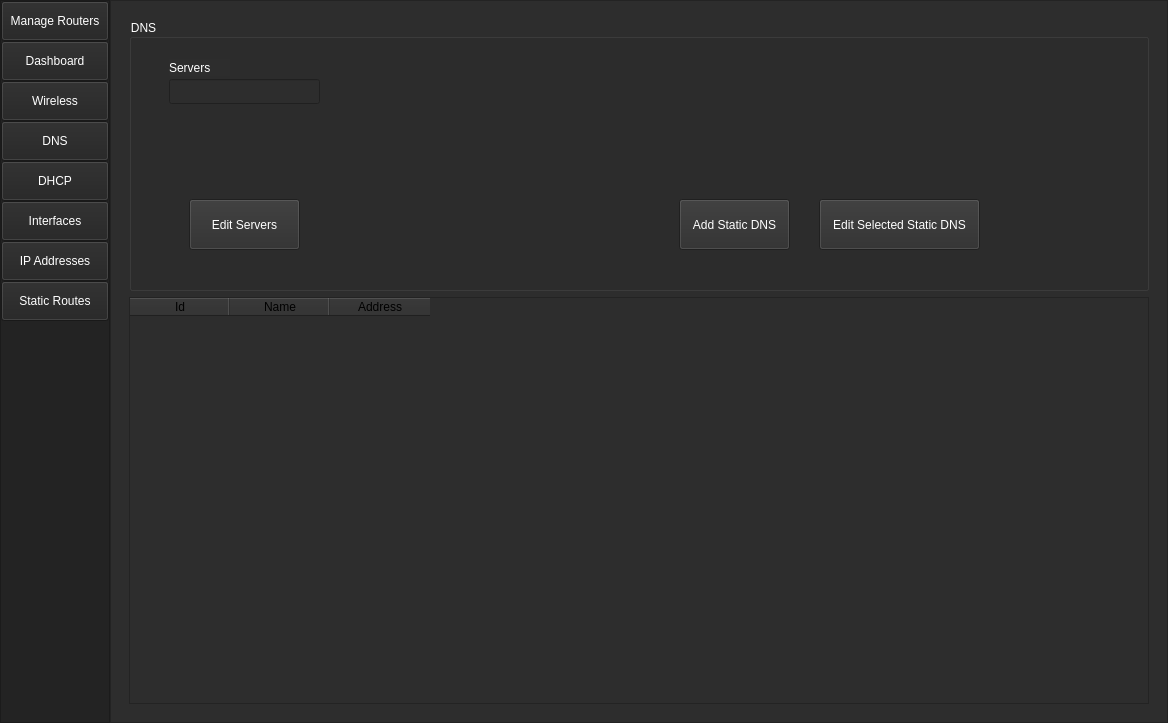
Old version of the form UI/ui_main.ui in the repository monico18/LTI-SDN-Controller.
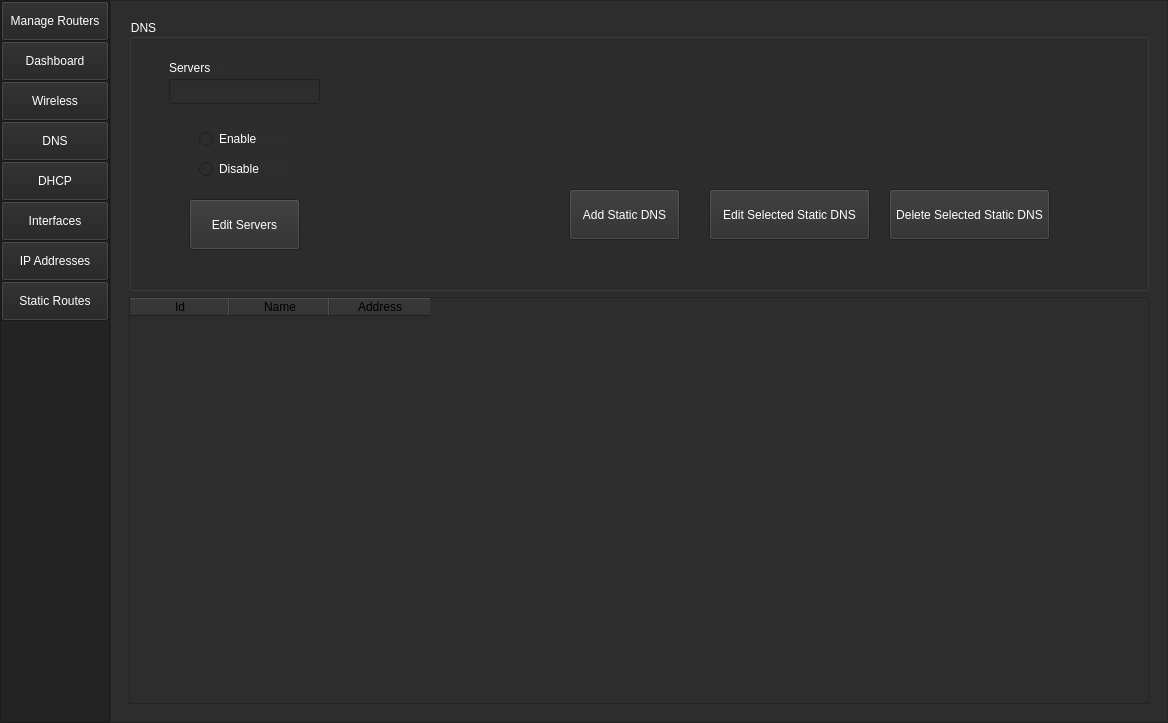
New version of the form. The open tabs and pages were chosen to show the change.

Commit message: Minor Tweaks, falta Mudar DNS e ativar ou desativar uma checkBox

Patch:
```diff
--- a/UI/ui_main.ui
+++ b/UI/ui_main.ui
@@ -5702,8 +5702,8 @@
                 <widget class="QPushButton" name="btn_add_dns">
                  <property name="geometry">
                   <rect>
-                   <x>550</x>
-                   <y>180</y>
+                   <x>440</x>
+                   <y>170</y>
                    <width>111</width>
                    <height>51</height>
                   </rect>
@@ -5833,8 +5833,8 @@
                 <widget class="QPushButton" name="btn_edit_dns">
                  <property name="geometry">
                   <rect>
-                   <x>690</x>
-                   <y>180</y>
+                   <x>580</x>
+                   <y>170</y>
                    <width>161</width>
                    <height>51</height>
                   </rect>
@@ -6471,6 +6471,399 @@
                   <string>Edit Servers</string>
                  </property>
                 </widget>
+                <widget class="QPushButton" name="btn_delete_dns">
+                 <property name="geometry">
+                  <rect>
+                   <x>760</x>
+                   <y>170</y>
+                   <width>161</width>
+                   <height>51</height>
+                  </rect>
+                 </property>
+                 <property name="palette">
+                  <palette>
+                   <active>
+                    <colorrole role="Button">
+                     <brush brushstyle="SolidPattern">
+                      <color alpha="255">
+                       <red>45</red>
+                       <green>45</green>
+                       <blue>45</blue>
+                      </color>
+                     </brush>
+                    </colorrole>
+                    <colorrole role="ButtonText">
+                     <brush brushstyle="SolidPattern">
+                      <color alpha="255">
+                       <red>255</red>
+                       <green>255</green>
+                       <blue>255</blue>
+                      </color>
+                     </brush>
+                    </colorrole>
+                    <colorrole role="Base">
+                     <brush brushstyle="SolidPattern">
+                      <color alpha="255">
+                       <red>45</red>
+                       <green>45</green>
+                       <blue>45</blue>
+                      </color>
+                     </brush>
+                    </colorrole>
+                    <colorrole role="Window">
+                     <brush brushstyle="SolidPattern">
+                      <color alpha="255">
+                       <red>45</red>
+                       <green>45</green>
+                       <blue>45</blue>
+                      </color>
+                     </brush>
+                    </colorrole>
+                   </active>
+                   <inactive>
+                    <colorrole role="Button">
+                     <brush brushstyle="SolidPattern">
+                      <color alpha="255">
+                       <red>45</red>
+                       <green>45</green>
+                       <blue>45</blue>
+                      </color>
+                     </brush>
+                    </colorrole>
+                    <colorrole role="ButtonText">
+                     <brush brushstyle="SolidPattern">
+                      <color alpha="255">
+                       <red>255</red>
+                       <green>255</green>
+                       <blue>255</blue>
+                      </color>
+                     </brush>
+                    </colorrole>
+                    <colorrole role="Base">
+                     <brush brushstyle="SolidPattern">
+                      <color alpha="255">
+                       <red>45</red>
+                       <green>45</green>
+                       <blue>45</blue>
+                      </color>
+                     </brush>
+                    </colorrole>
+                    <colorrole role="Window">
+                     <brush brushstyle="SolidPattern">
+                      <color alpha="255">
+                       <red>45</red>
+                       <green>45</green>
+                       <blue>45</blue>
+                      </color>
+                     </brush>
+                    </colorrole>
+                   </inactive>
+                   <disabled>
+                    <colorrole role="Button">
+                     <brush brushstyle="SolidPattern">
+                      <color alpha="255">
+                       <red>45</red>
+                       <green>45</green>
+                       <blue>45</blue>
+                      </color>
+                     </brush>
+                    </colorrole>
+                    <colorrole role="ButtonText">
+                     <brush brushstyle="SolidPattern">
+                      <color alpha="255">
+                       <red>120</red>
+                       <green>120</green>
+                       <blue>120</blue>
+                      </color>
+                     </brush>
+                    </colorrole>
+                    <colorrole role="Base">
+                     <brush brushstyle="SolidPattern">
+                      <color alpha="255">
+                       <red>45</red>
+                       <green>45</green>
+                       <blue>45</blue>
+                      </color>
+                     </brush>
+                    </colorrole>
+                    <colorrole role="Window">
+                     <brush brushstyle="SolidPattern">
+                      <color alpha="255">
+                       <red>45</red>
+                       <green>45</green>
+                       <blue>45</blue>
+                      </color>
+                     </brush>
+                    </colorrole>
+                   </disabled>
+                  </palette>
+                 </property>
+                 <property name="text">
+                  <string>Delete Selected Static DNS</string>
+                 </property>
+                </widget>
+                <widget class="QRadioButton" name="radio_disable">
+                 <property name="geometry">
+                  <rect>
+                   <x>70</x>
+                   <y>140</y>
+                   <width>95</width>
+                   <height>20</height>
+                  </rect>
+                 </property>
+                 <property name="palette">
+                  <palette>
+                   <active>
+                    <colorrole role="WindowText">
+                     <brush brushstyle="SolidPattern">
+                      <color alpha="255">
+                       <red>255</red>
+                       <green>255</green>
+                       <blue>255</blue>
+                      </color>
+                     </brush>
+                    </colorrole>
+                    <colorrole role="Button">
+                     <brush brushstyle="SolidPattern">
+                      <color alpha="255">
+                       <red>45</red>
+                       <green>45</green>
+                       <blue>45</blue>
+                      </color>
+                     </brush>
+                    </colorrole>
+                    <colorrole role="Base">
+                     <brush brushstyle="SolidPattern">
+                      <color alpha="255">
+                       <red>45</red>
+                       <green>45</green>
+                       <blue>45</blue>
+                      </color>
+                     </brush>
+                    </colorrole>
+                    <colorrole role="Window">
+                     <brush brushstyle="SolidPattern">
+                      <color alpha="255">
+                       <red>45</red>
+                       <green>45</green>
+                       <blue>45</blue>
+                      </color>
+                     </brush>
+                    </colorrole>
+                   </active>
+                   <inactive>
+                    <colorrole role="WindowText">
+                     <brush brushstyle="SolidPattern">
+                      <color alpha="255">
+                       <red>255</red>
+                       <green>255</green>
+                       <blue>255</blue>
+                      </color>
+                     </brush>
+                    </colorrole>
+                    <colorrole role="Button">
+                     <brush brushstyle="SolidPattern">
+                      <color alpha="255">
+                       <red>45</red>
+                       <green>45</green>
+                       <blue>45</blue>
+                      </color>
+                     </brush>
+                    </colorrole>
+                    <colorrole role="Base">
+                     <brush brushstyle="SolidPattern">
+                      <color alpha="255">
+                       <red>45</red>
+                       <green>45</green>
+                       <blue>45</blue>
+                      </color>
+                     </brush>
+                    </colorrole>
+                    <colorrole role="Window">
+                     <brush brushstyle="SolidPattern">
+                      <color alpha="255">
+                       <red>45</red>
+                       <green>45</green>
+                       <blue>45</blue>
+                      </color>
+                     </brush>
+                    </colorrole>
+                   </inactive>
+                   <disabled>
+                    <colorrole role="WindowText">
+                     <brush brushstyle="SolidPattern">
+                      <color alpha="255">
+                       <red>120</red>
+                       <green>120</green>
+                       <blue>120</blue>
+                      </color>
+                     </brush>
+                    </colorrole>
+                    <colorrole role="Button">
+                     <brush brushstyle="SolidPattern">
+                      <color alpha="255">
+                       <red>45</red>
+                       <green>45</green>
+                       <blue>45</blue>
+                      </color>
+                     </brush>
+                    </colorrole>
+                    <colorrole role="Base">
+                     <brush brushstyle="SolidPattern">
+                      <color alpha="255">
+                       <red>45</red>
+                       <green>45</green>
+                       <blue>45</blue>
+                      </color>
+                     </brush>
+                    </colorrole>
+                    <colorrole role="Window">
+                     <brush brushstyle="SolidPattern">
+                      <color alpha="255">
+                       <red>45</red>
+                       <green>45</green>
+                       <blue>45</blue>
+                      </color>
+                     </brush>
+                    </colorrole>
+                   </disabled>
+                  </palette>
+                 </property>
+                 <property name="text">
+                  <string>Disable</string>
+                 </property>
+                </widget>
+                <widget class="QRadioButton" name="radio_enable">
+                 <property name="geometry">
+                  <rect>
+                   <x>70</x>
+                   <y>110</y>
+                   <width>95</width>
+                   <height>20</height>
+                  </rect>
+                 </property>
+                 <property name="palette">
+                  <palette>
+                   <active>
+                    <colorrole role="WindowText">
+                     <brush brushstyle="SolidPattern">
+                      <color alpha="255">
+                       <red>255</red>
+                       <green>255</green>
+                       <blue>255</blue>
+                      </color>
+                     </brush>
+                    </colorrole>
+                    <colorrole role="Button">
+                     <brush brushstyle="SolidPattern">
+                      <color alpha="255">
+                       <red>45</red>
+                       <green>45</green>
+                       <blue>45</blue>
+                      </color>
+                     </brush>
+                    </colorrole>
+                    <colorrole role="Base">
+                     <brush brushstyle="SolidPattern">
+                      <color alpha="255">
+                       <red>45</red>
+                       <green>45</green>
+                       <blue>45</blue>
+                      </color>
+                     </brush>
+                    </colorrole>
+                    <colorrole role="Window">
+                     <brush brushstyle="SolidPattern">
+                      <color alpha="255">
+                       <red>45</red>
+                       <green>45</green>
+                       <blue>45</blue>
+                      </color>
+                     </brush>
+                    </colorrole>
+                   </active>
+                   <inactive>
+                    <colorrole role="WindowText">
+                     <brush brushstyle="SolidPattern">
+                      <color alpha="255">
+                       <red>255</red>
+                       <green>255</green>
+                       <blue>255</blue>
+                      </color>
+                     </brush>
+                    </colorrole>
+                    <colorrole role="Button">
+                     <brush brushstyle="SolidPattern">
+                      <color alpha="255">
+                       <red>45</red>
+                       <green>45</green>
+                       <blue>45</blue>
+                      </color>
+                     </brush>
+                    </colorrole>
+                    <colorrole role="Base">
+                     <brush brushstyle="SolidPattern">
+                      <color alpha="255">
+                       <red>45</red>
+                       <green>45</green>
+                       <blue>45</blue>
+                      </color>
+                     </brush>
+                    </colorrole>
+                    <colorrole role="Window">
+                     <brush brushstyle="SolidPattern">
+                      <color alpha="255">
+                       <red>45</red>
+                       <green>45</green>
+                       <blue>45</blue>
+                      </color>
+                     </brush>
+                    </colorrole>
+                   </inactive>
+                   <disabled>
+                    <colorrole role="WindowText">
+                     <brush brushstyle="SolidPattern">
+                      <color alpha="255">
+                       <red>120</red>
+                       <green>120</green>
+                       <blue>120</blue>
+                      </color>
+                     </brush>
+                    </colorrole>
+                    <colorrole role="Button">
+                     <brush brushstyle="SolidPattern">
+                      <color alpha="255">
+                       <red>45</red>
+                       <green>45</green>
+                       <blue>45</blue>
+                      </color>
+                     </brush>
+                    </colorrole>
+                    <colorrole role="Base">
+                     <brush brushstyle="SolidPattern">
+                      <color alpha="255">
+                       <red>45</red>
+                       <green>45</green>
+                       <blue>45</blue>
+                      </color>
+                     </brush>
+                    </colorrole>
+                    <colorrole role="Window">
+                     <brush brushstyle="SolidPattern">
+                      <color alpha="255">
+                       <red>45</red>
+                       <green>45</green>
+                       <blue>45</blue>
+                      </color>
+                     </brush>
+                    </colorrole>
+                   </disabled>
+                  </palette>
+                 </property>
+                 <property name="text">
+                  <string>Enable</string>
+                 </property>
+                </widget>
                </widget>
               </item>
               <item>
```
The commit also changes 5 other files.
